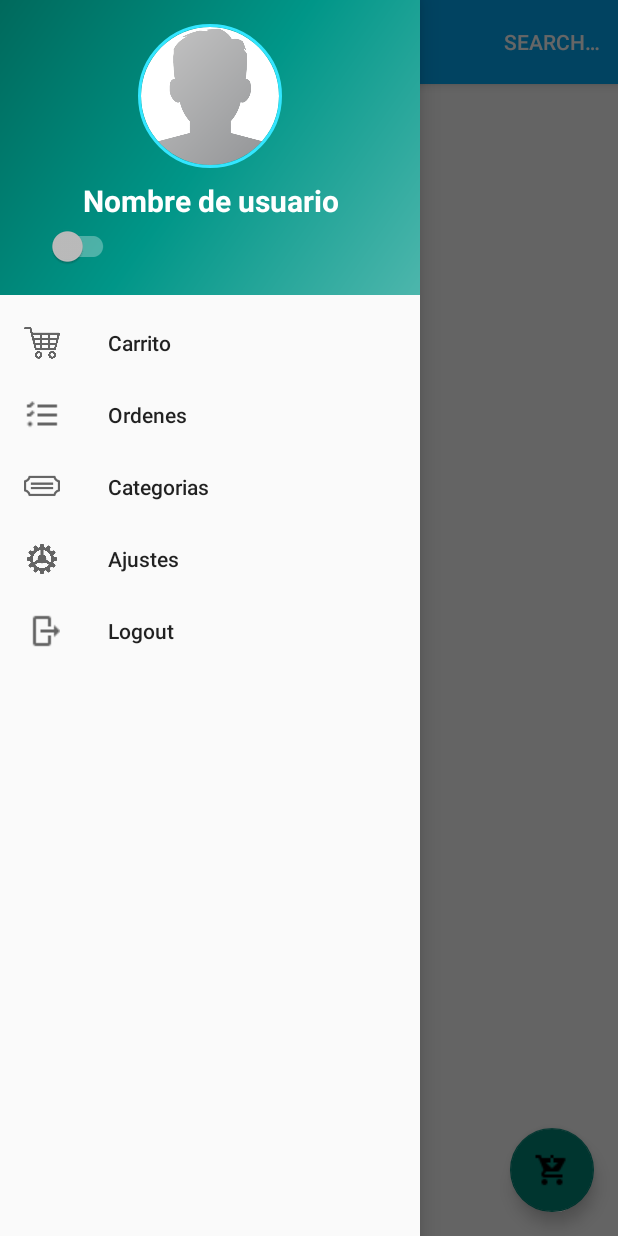
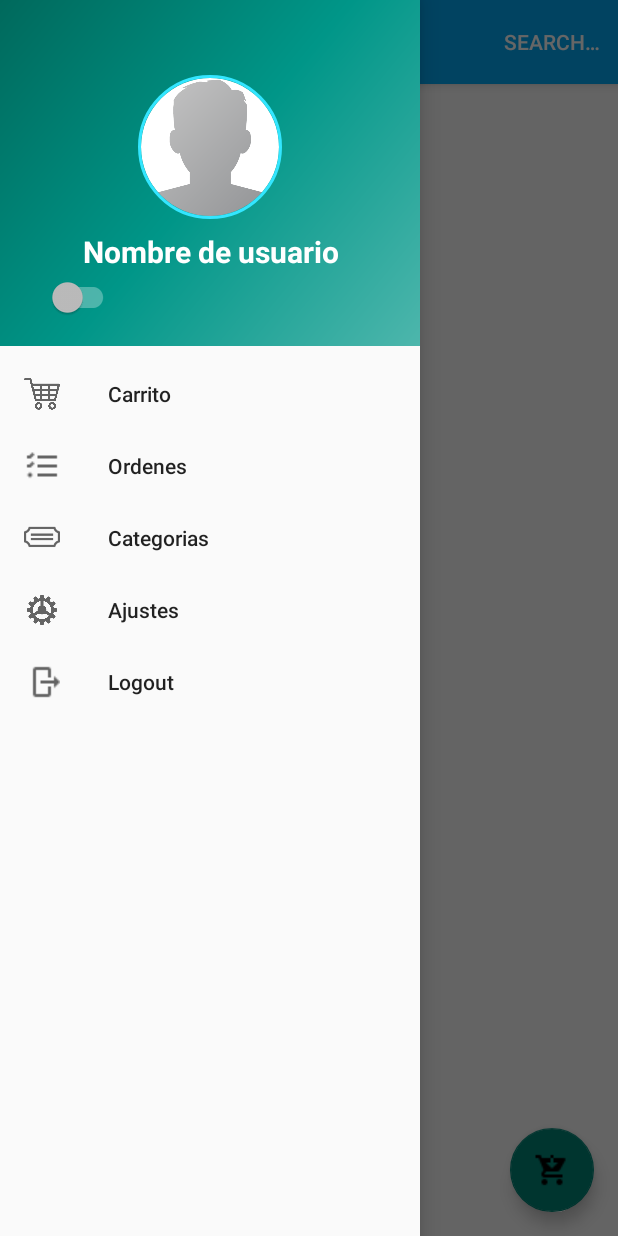
Before and after one commit to TFG-AVD/TFG-Git, an Android app: the HomeActivity screen opened directly, with no data from a screen before it, with the side drawer open, on a phone screen of 412 x 824 dp. Run offline under Robolectric (Android 15) with nearby library versions, the phone set to English and light mode, and no system bars; our stand-ins replace CircleImageView, Firebase (no records; nobody signed in at launch, a user with empty details on screens opened directly), Picasso; libraries missing offline, so code that uses them is left out: io.paperdb; plain views replace DayNightSwitch; 3 statements that could not run were skipped.

Commit message:
Commit de mario 2

```diff
--- a/app/src/main/res/layout/nav_header_main.xml
+++ b/app/src/main/res/layout/nav_header_main.xml
@@ -8,7 +8,7 @@
     android:paddingBottom="@dimen/activity_vertical_margin"
     android:paddingLeft="@dimen/activity_horizontal_margin"
     android:paddingRight="@dimen/activity_horizontal_margin"
-    android:paddingTop="@dimen/activity_vertical_margin"
+    android:paddingTop="50dp"
     android:theme="@style/ThemeOverlay.AppCompat.Dark"
     android:orientation="vertical"
     android:gravity="bottom">
```
Also changed, not shown: app/src/main/res/layout/activity_home.xml (+5 -2 lines).
